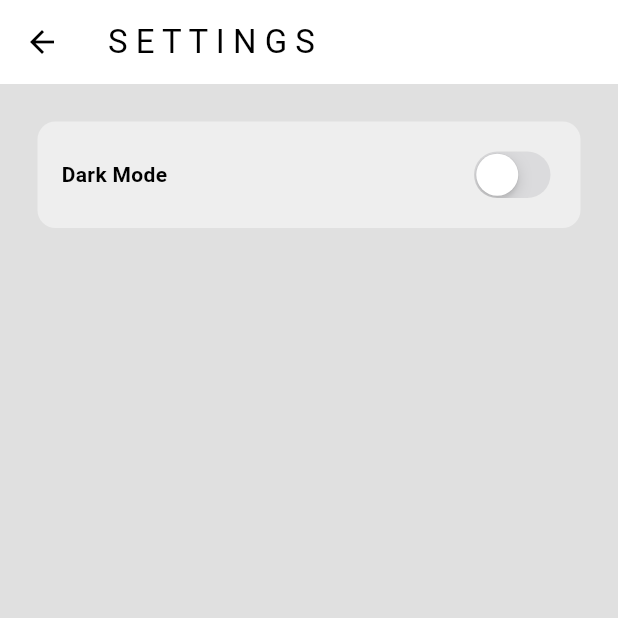
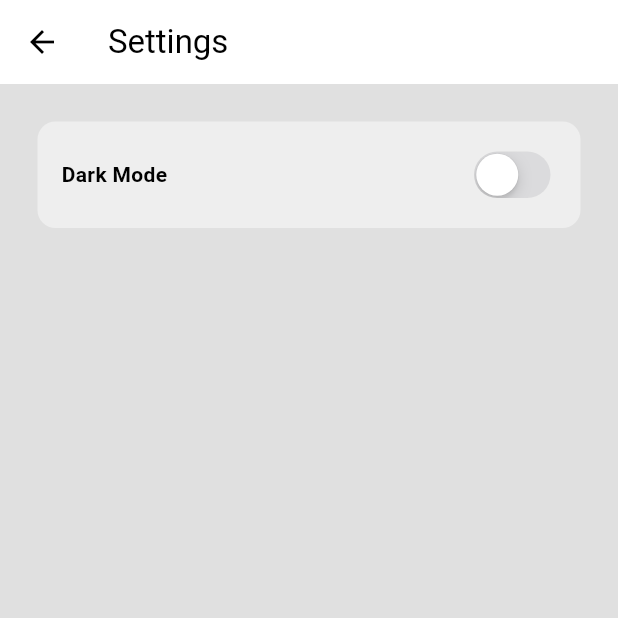
Before and after one commit to RikiSanjayaa/music_player, a Flutter app: the screen it shows after launch, in the side drawer, after a tap on "S E T T I N G S", on a phone screen of 412 x 824 dp, the top half of it. Run offline on Flutter 3.47's test engine with Material 3 defaults, Android fonts, the light colour scheme and no system bars; our stand-ins replace audioplayers.

Commit message:
a little refactoring

```diff
--- a/lib/models/playlist_provider.dart
+++ b/lib/models/playlist_provider.dart
@@ -80,7 +80,7 @@ class PlaylistProvider extends ChangeNotifier {
   void pauseOrResume() async {
     if (_isPlaying) {
       pause();
-    } else if (!_isPlaying & (_currentSongIndex == 0)) {
+    } else if (!_isPlaying && (_currentSongIndex == 0)) {
       play();
     } else {
       resume();
@@ -164,8 +164,6 @@ class PlaylistProvider extends ChangeNotifier {
     });
   }
 
-  // dispose audio player
-
   /* GETTERS */
   List<Song> get playlist => _playlist;
   int? get currentSongIndex => _currentSongIndex;
--- a/lib/pages/settings_page.dart
+++ b/lib/pages/settings_page.dart
@@ -11,7 +11,7 @@ class SettingsPage extends StatelessWidget {
     return Scaffold(
       backgroundColor: Theme.of(context).colorScheme.background,
       appBar: AppBar(
-        title: const Text("S E T T I N G S"),
+        title: const Text("Settings"),
       ),
       body: Container(
         decoration: BoxDecoration(
@@ -31,11 +31,12 @@ class SettingsPage extends StatelessWidget {
 
             // switch
             CupertinoSwitch(
-                value: Provider.of<ThemeProvider>(context, listen: false)
-                    .isDarkMode,
-                onChanged: (value) =>
-                    Provider.of<ThemeProvider>(context, listen: false)
-                        .toggleTheme())
+              value:
+                  Provider.of<ThemeProvider>(context, listen: false).isDarkMode,
+              onChanged: (value) =>
+                  Provider.of<ThemeProvider>(context, listen: false)
+                      .toggleTheme(),
+            )
           ],
         ),
       ),
--- a/lib/pages/song_page.dart
+++ b/lib/pages/song_page.dart
@@ -1,5 +1,4 @@
 import 'package:flutter/material.dart';
-import 'package:flutter/widgets.dart';
 import 'package:music_player/components/neu_box.dart';
 import 'package:music_player/models/playlist_provider.dart';
 import 'package:provider/provider.dart';
```
